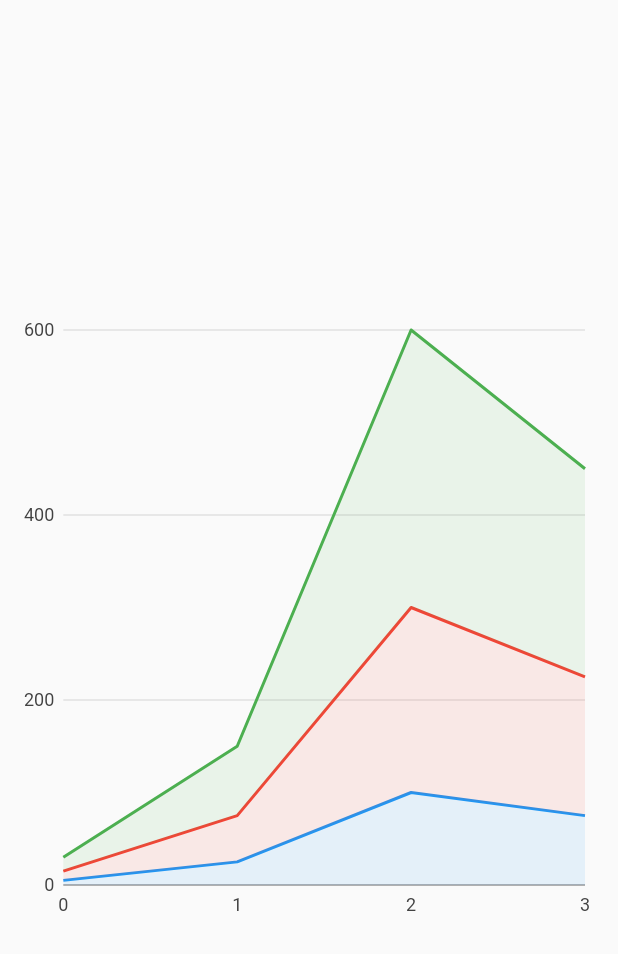
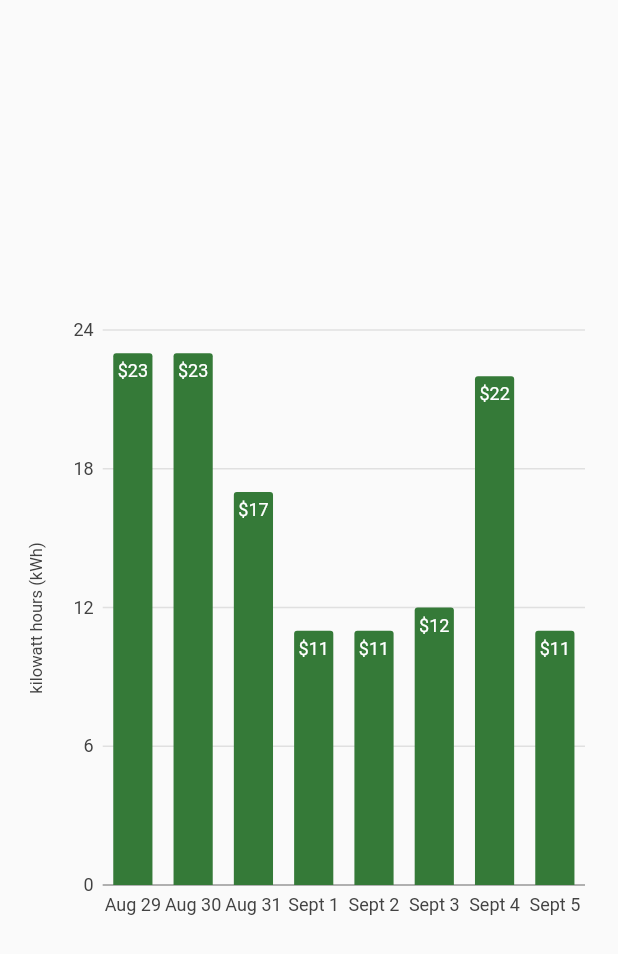
Before and after one commit to CPSCValeriya/STEMfellowship2021, a Flutter app: the MyUsageScreen screen opened directly, on a phone screen of 412 x 824 dp. Shown: the top 954 px of the screen. Run offline on Flutter 3.47's test engine with Material 2 defaults, Android fonts, the light colour scheme and no system bars; our stand-ins replace charts_flutter, location.

Commit message:
Add My Usage chart

```diff
--- /dev/null
+++ b/lib/charts/MyUsageChart.dart
@@ -0,0 +1,36 @@
+import 'package:charts_flutter/flutter.dart';
+import 'package:flutter/material.dart';
+import 'package:charts_flutter/flutter.dart' as charts;
+import 'package:flutter/material.dart';
+import 'package:myapp/data/SampleData.dart';
+
+class MyUsageChart extends StatelessWidget {
+  final List<Series<Consumption, String>> seriesList;
+  final bool animate;
+
+  MyUsageChart(this.seriesList, {required this.animate});
+
+  factory MyUsageChart.withSampleData() {
+    return new MyUsageChart(
+      createSampleData(),
+      // Disable animations for image tests.
+      animate: false,
+    );
+  }
+
+  @override
+  Widget build(BuildContext context) {
+    return new charts.BarChart(
+      seriesList,
+      animate: animate,
+      behaviors: [new charts.ChartTitle('kilowatt hours (kWh)',
+            behaviorPosition: charts.BehaviorPosition.start,
+            titleStyleSpec: charts.TextStyleSpec(fontSize: 11),
+            titleOutsideJustification: charts.OutsideJustification.middleDrawArea,)
+      ],
+      barRendererDecorator: new charts.BarLabelDecorator<String>(),
+      domainAxis: new charts.OrdinalAxisSpec(),
+    );
+  }
+
+}
--- a/lib/data/SampleData.dart
+++ b/lib/data/SampleData.dart
@@ -1,49 +1,37 @@
 import 'package:charts_flutter/flutter.dart' as charts;
 import 'package:myapp/charts/StackedAreaLine.dart';
+const secondaryMeasureAxisId = 'secondaryMeasureAxisId';
 
-List<charts.Series<LinearSales, int>> createSampleData() {
-  final myFakeDesktopData = [
-    new LinearSales(0, 5),
-    new LinearSales(1, 25),
-    new LinearSales(2, 100),
-    new LinearSales(3, 75),
-  ];
+/// Create series list with multiple series
+List<charts.Series<Consumption, String>> createSampleData() {
+final myConsumption = [
+new Consumption('Aug 29', 23),
+new Consumption('Aug 30', 23),
+new Consumption('Aug 31', 17),
+new Consumption('Sept 1', 11),
+new Consumption('Sept 2', 11),
+new Consumption('Sept 3', 12),
+new Consumption('Sept 4', 22),
+new Consumption('Sept 5', 11),
+];
 
-  var myFakeTabletData = [
-    new LinearSales(0, 10),
-    new LinearSales(1, 50),
-    new LinearSales(2, 200),
-    new LinearSales(3, 150),
-  ];
+return [
+new charts.Series<Consumption, String>(
+id: 'My Consumption',
+domainFn: (Consumption consumption, _) => consumption.day,
+measureFn: (Consumption consumption, _) => consumption.kWh,
+data: myConsumption,
+colorFn: (_, __) => charts.MaterialPalette.green.shadeDefault,
+fillColorFn: (_, __) =>
+charts.MaterialPalette.green.shadeDefault.darker,
+labelAccessorFn: (Consumption kWh, _) => '\$${kWh.kWh.toString()}'
+)
+];
+}
 
-  var myFakeMobileData = [
-    new LinearSales(0, 15),
-    new LinearSales(1, 75),
-    new LinearSales(2, 300),
-    new LinearSales(3, 225),
-  ];
-
-  return [
-    new charts.Series<LinearSales, int>(
-      id: 'Desktop',
-      colorFn: (_, __) => charts.MaterialPalette.blue.shadeDefault,
-      domainFn: (LinearSales sales, _) => sales.year,
-      measureFn: (LinearSales sales, _) => sales.sales,
-      data: myFakeDesktopData,
-    ),
-    new charts.Series<LinearSales, int>(
-      id: 'Tablet',
-      colorFn: (_, __) => charts.MaterialPalette.red.shadeDefault,
-      domainFn: (LinearSales sales, _) => sales.year,
-      measureFn: (LinearSales sales, _) => sales.sales,
-      data: myFakeTabletData,
-    ),
-    new charts.Series<LinearSales, int>(
-      id: 'Mobile',
-      colorFn: (_, __) => charts.MaterialPalette.green.shadeDefault,
-      domainFn: (LinearSales sales, _) => sales.year,
-      measureFn: (LinearSales sales, _) => sales.sales,
-      data: myFakeMobileData,
-    ),
-  ];
+/// Sample ordinal data type.
+class Consumption{
+  final String day;
+  final int kWh;
+  Consumption(this.day, this.kWh);
 }
--- a/lib/screens/FirstScreen.dart
+++ b/lib/screens/FirstScreen.dart
@@ -1,5 +1,4 @@
 import 'package:flutter/material.dart';
-
 import 'package:myapp/screens/SecondScreen.dart';
 import 'package:myapp/screens/ValidationScreen.dart';
 
--- a/lib/screens/MyUsageScreen.dart
+++ b/lib/screens/MyUsageScreen.dart
@@ -1,4 +1,5 @@
 import 'package:flutter/material.dart';
+import 'package:myapp/charts/MyUsageChart.dart';
 import 'package:myapp/charts/StackedAreaLine.dart';
 import 'package:myapp/data/SampleData.dart';
 
@@ -19,7 +20,7 @@ class _MyUsageScreenState extends State<MyUsageScreen> {
           child: Container(
             height: MediaQuery.of(context).size.width,
             width: MediaQuery.of(context).size.width,
-            child: StackedAreaLineChart(createSampleData(), animate: true),
+            child: MyUsageChart(createSampleData(), animate: true),
           ),
         ),
       ),
```
